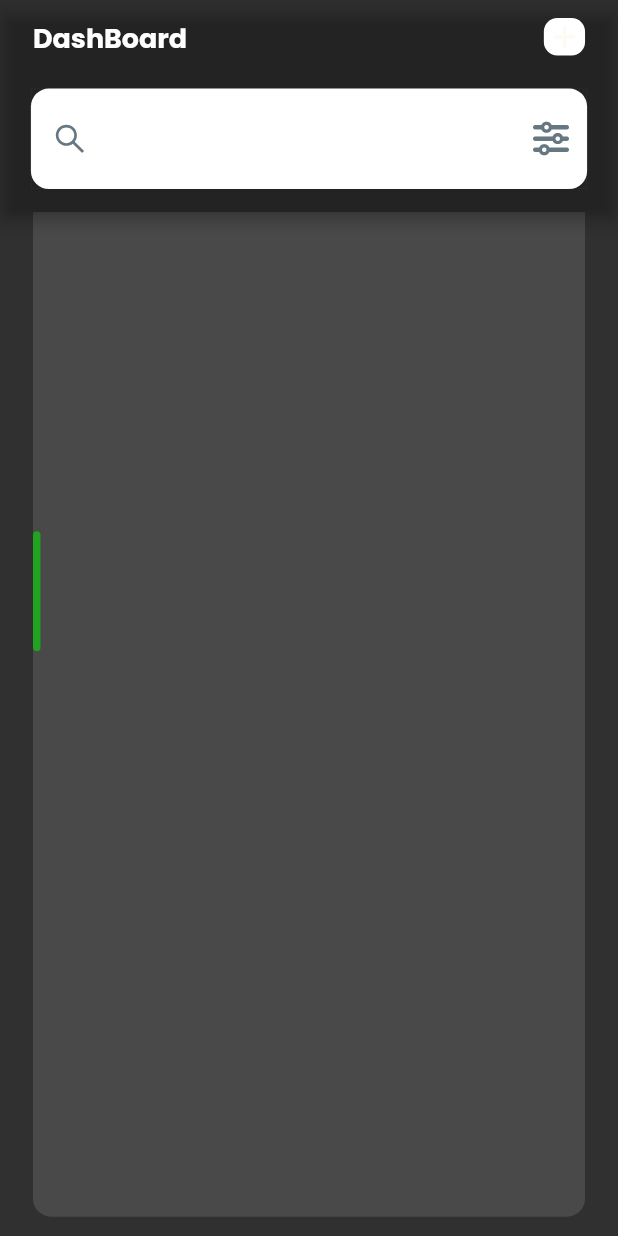
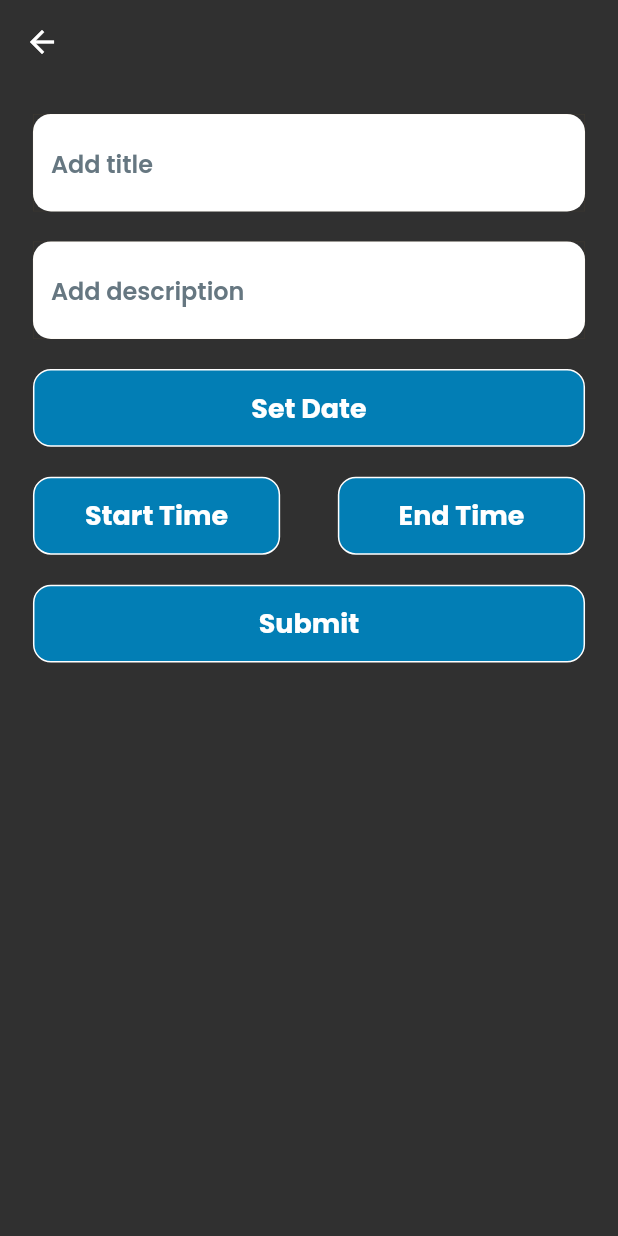
Before and after one commit to T-qa/task-planner-app, a Flutter app: the screen it shows after launch, scrolled down 576 dp, after a tap on the "add" icon, on a phone screen of 412 x 824 dp. Run offline on Flutter 3.47's test engine with Material 2 defaults, Android fonts, the phone set to English and light mode, and no system bars; drawn by our look-alikes of dynamic_color; our stand-ins replace country_picker, flutter_screenutil, flutter_vector_icons, google_fonts, hooks_riverpod, pinput and 3 more; accounts and stored records are empty; generated files the repository leaves out were written again.

Commit message:
add todo creation screen and generate date provider

```diff
--- /dev/null
+++ b/lib/features/todo/screens/add_todo_screen.dart
@@ -0,0 +1,95 @@
+import 'package:flutter/material.dart';
+import 'package:flutter_screenutil/flutter_screenutil.dart';
+import 'package:hooks_riverpod/hooks_riverpod.dart';
+import 'package:task_planner_app/common/utils/constants.dart';
+import 'package:task_planner_app/common/widgets/app_style.dart';
+import 'package:task_planner_app/common/widgets/custom_button.dart';
+import 'package:task_planner_app/common/widgets/custom_text_field.dart';
+import 'package:task_planner_app/common/widgets/height_spacer.dart';
+
+class AddTodo extends ConsumerStatefulWidget {
+  const AddTodo({super.key});
+
+  @override
+  ConsumerState<ConsumerStatefulWidget> createState() => _AddTodoState();
+}
+
+class _AddTodoState extends ConsumerState<AddTodo> {
+  final TextEditingController title = TextEditingController();
+  final TextEditingController description = TextEditingController();
+  @override
+  Widget build(BuildContext context) {
+    return Scaffold(
+      appBar: AppBar(
+        backgroundColor: Colors.transparent,
+        elevation: 0,
+      ),
+      body: Padding(
+        padding: EdgeInsets.symmetric(horizontal: 20.w),
+        child: ListView(
+          children: [
+            const HeightSpacer(heightSpacing: 20),
+            CustomTextField(
+              hintText: 'Add title',
+              controller: title,
+              hintStyle: appStyle(
+                16,
+                AppConstant.kGreyLight,
+                FontWeight.w600,
+              ),
+            ),
+            const HeightSpacer(heightSpacing: 20),
+            CustomTextField(
+              hintText: 'Add description',
+              controller: description,
+              hintStyle: appStyle(
+                16,
+                AppConstant.kGreyLight,
+                FontWeight.w600,
+              ),
+            ),
+            const HeightSpacer(heightSpacing: 20),
+            CustomButton(
+              width: AppConstant.kWidth,
+              height: 52.h,
+              textButtonColor: AppConstant.kLight,
+              buttonColor: AppConstant.kBlueLight,
+              text: 'Set Date',
+            ),
+            const HeightSpacer(heightSpacing: 20),
+            Row(
+              mainAxisAlignment: MainAxisAlignment.spaceBetween,
+              children: [
+                CustomButton(
+                  ontap: () {},
+                  width: AppConstant.kWidth * 0.4,
+                  height: 52.h,
+                  textButtonColor: AppConstant.kLight,
+                  buttonColor: AppConstant.kBlueLight,
+                  text: 'Start Time',
+                ),
+                CustomButton(
+                  ontap: () {},
+                  width: AppConstant.kWidth * 0.4,
+                  height: 52.h,
+                  textButtonColor: AppConstant.kLight,
+                  buttonColor: AppConstant.kBlueLight,
+                  text: 'End Time',
+                ),
+              ],
+            ),
+            const HeightSpacer(heightSpacing: 20),
+            CustomButton(
+              ontap: () {},
+              width: AppConstant.kWidth,
+              height: 52.h,
+              textButtonColor: AppConstant.kLight,
+              buttonColor: AppConstant.kBlueLight,
+              text: 'Submit',
+            ),
+          ],
+        ),
+      ),
+    );
+  }
+}
--- a/lib/features/todo/screens/home_page_screen.dart
+++ b/lib/features/todo/screens/home_page_screen.dart
@@ -9,6 +9,7 @@ import 'package:task_planner_app/common/widgets/reusable_text.dart';
 import 'package:task_planner_app/common/widgets/tile_expansion.dart';
 import 'package:task_planner_app/common/widgets/width_spacer.dart';
 import 'package:task_planner_app/features/todo/controllers/expansion_provider.dart';
+import 'package:task_planner_app/features/todo/screens/add_todo_screen.dart';
 import 'package:task_planner_app/features/todo/widgets/todo_tile.dart';
 
 import '../../../common/widgets/height_spacer.dart';
@@ -63,7 +64,12 @@ class _HomePageState extends ConsumerState<HomePage>
                         ),
                       ),
                       child: GestureDetector(
-                        onTap: () {},
+                        onTap: () {
+                          Navigator.push(
+                              context,
+                              MaterialPageRoute(
+                                  builder: (context) => const AddTodo()));
+                        },
                         child: const Icon(
                           Icons.add,
                           color: AppConstant.kBkDark,
```
Also changed, not shown: lib/common/models/task.dart (+2 -6 lines), lib/features/todo/controllers/dates/dates_provider.dart (added, +38 -0 lines), lib/features/todo/controllers/todos/todo_provider.dart (added, +101 -0 lines), lib/features/todo/controllers/dates/dates_provider.g.dart (added), lib/features/todo/controllers/todos/todo_provider.g.dart (added).
